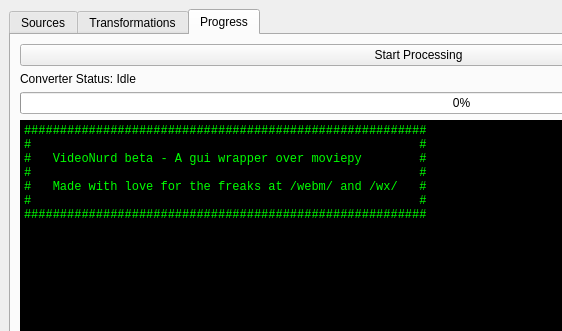
Qt form MainWindow.ui (BAXTER001/VideoNurd) before a commit; both pictures show x 0 to 562 and y 0 to 331 of the 923 by 936 pixel window.
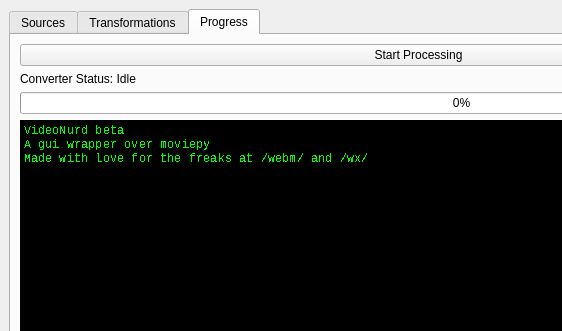
The same form after that commit. The open tabs and pages were chosen to show the change.

Commit message: Button label changes

What changed in the file:
```diff
--- a/MainWindow.ui
+++ b/MainWindow.ui
@@ -1077,6 +1077,8 @@
           <property name="font">
            <font>
             <family>Monospace</family>
+            <stylestrategy>NoAntialias</stylestrategy>
+            <kerning>false</kerning>
            </font>
           </property>
           <property name="mouseTracking">
@@ -1092,13 +1094,10 @@
            <bool>true</bool>
           </property>
           <property name="plainText">
-           <string>########################################################
-#                                                      #
-#   VideoNurd beta - A gui wrapper over moviepy        #
-#                                                      #
-#   Made with love for the freaks at /webm/ and /wx/   #
-#                                                      #
-########################################################</string>
+           <string>VideoNurd beta
+A gui wrapper over moviepy
+Made with love for the freaks at /webm/ and /wx/
+</string>
           </property>
           <property name="textInteractionFlags">
            <set>Qt::LinksAccessibleByMouse|Qt::TextSelectableByMouse</set>
```
Left out of the diff: 6 changed lines with no effect on the pictures. The commit also changes 3 other files.
